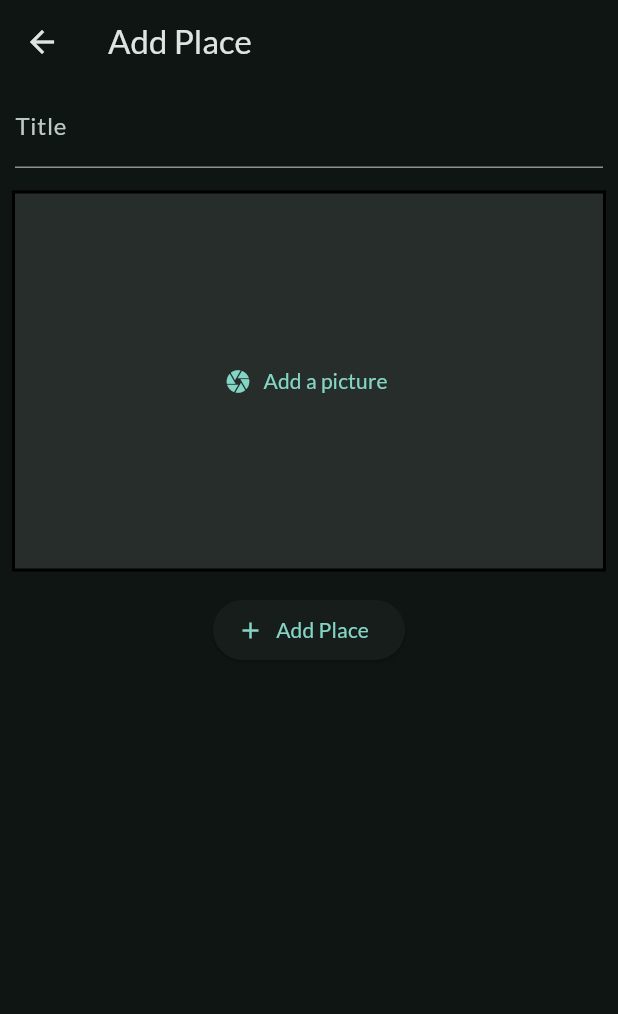
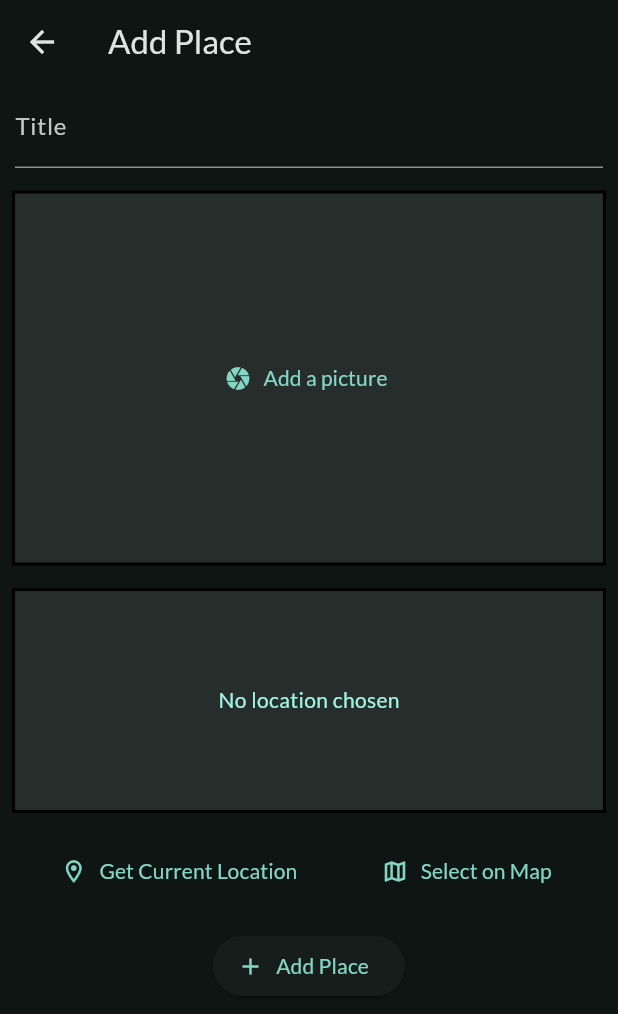
Before and after one commit to Senan04/favorite_places, a Flutter app: the AddPlace screen opened directly, on a phone screen of 412 x 824 dp. Shown: the top 1014 px of the screen. Run offline on Flutter 3.47's test engine with Material 3 defaults, Android fonts, the phone set to English and light mode, and no system bars; our stand-ins replace flutter_riverpod, flutter_slidable, google_fonts, image_picker.

Commit message:
Added LocationInput widget to AddPlaceScreen and updated PlaceDetails to display the selected image

```diff
--- a/lib/screens/add_place.dart
+++ b/lib/screens/add_place.dart
@@ -2,6 +2,7 @@ import 'dart:io';
 
 import 'package:favorite_places/models/place.dart';
 import 'package:favorite_places/widgets/image_input.dart';
+import 'package:favorite_places/widgets/location_input.dart';
 import 'package:flutter/material.dart';
 
 class AddPlace extends StatefulWidget {
@@ -61,6 +62,10 @@ class _AddPlaceScreenState extends State<AddPlace> {
             const SizedBox(
               height: 15,
             ),
+            const LocationInput(),
+            const SizedBox(
+              height: 15,
+            ),
             ElevatedButton.icon(
               onPressed: _saveItem,
               label: const Text('Add Place'),
--- a/lib/screens/place_details.dart
+++ b/lib/screens/place_details.dart
@@ -12,7 +12,16 @@ class PlaceDetails extends StatelessWidget {
       appBar: AppBar(
         title: Text(place.name),
       ),
-      body: const Placeholder(),
+      body: Stack(
+        children: [
+          Image.file(
+            place.picture,
+            fit: BoxFit.cover,
+            width: double.infinity,
+            height: double.infinity,
+          ),
+        ],
+      ),
     );
   }
 }
--- a/lib/widgets/image_input.dart
+++ b/lib/widgets/image_input.dart
@@ -35,6 +35,8 @@ class _ImageInputState extends State<ImageInput> {
   @override
   Widget build(BuildContext context) {
     return Container(
+      height: 250,
+      width: double.infinity,
       margin: const EdgeInsets.symmetric(horizontal: 8),
       decoration: BoxDecoration(
         border: Border.all(
@@ -42,9 +44,6 @@ class _ImageInputState extends State<ImageInput> {
         ),
         color: Colors.white10,
       ),
-      child: SizedBox(
-        height: 250,
-        width: double.infinity,
       child: Center(
         child: pictureAdded
             ? GestureDetector(
@@ -62,7 +61,6 @@ class _ImageInputState extends State<ImageInput> {
                 icon: const Icon(Icons.camera),
               ),
       ),
-      ),
     );
   }
 }
--- /dev/null
+++ b/lib/widgets/location_input.dart
@@ -0,0 +1,55 @@
+import 'package:flutter/material.dart';
+
+class LocationInput extends StatefulWidget {
+  const LocationInput({super.key});
+
+  @override
+  State<LocationInput> createState() => _LocationInputState();
+}
+
+class _LocationInputState extends State<LocationInput> {
+  @override
+  Widget build(BuildContext context) {
+    return Column(
+      children: [
+        Container(
+          height: 150,
+          width: double.infinity,
+          margin: const EdgeInsets.symmetric(horizontal: 8),
+          decoration: BoxDecoration(
+            border: Border.all(
+              width: 2,
+            ),
+            color: Colors.white10,
+          ),
+          child: Center(
+            child: Text(
+              'No location chosen',
+              style: TextStyle(
+                color: Theme.of(context).colorScheme.onPrimaryContainer,
+              ),
+            ),
+          ),
+        ),
+        const SizedBox(
+          height: 15,
+        ),
+        Row(
+          mainAxisAlignment: MainAxisAlignment.spaceEvenly,
+          children: [
+            TextButton.icon(
+              onPressed: () {},
+              label: const Text('Get Current Location'),
+              icon: Icon(Icons.location_on_outlined),
+            ),
+            TextButton.icon(
+              onPressed: () {},
+              label: const Text('Select on Map'),
+              icon: Icon(Icons.map_outlined),
+            ),
+          ],
+        ),
+      ],
+    );
+  }
+}
--- a/pubspec.yaml
+++ b/pubspec.yaml
@@ -13,6 +13,7 @@ dependencies:
   flutter_slidable: ^3.1.1
   google_fonts: ^6.2.1
   image_picker: ^1.1.2
+  #location: ^7.0.1
   uuid: ^4.5.1
 
 dev_dependencies:
```
Lines whose indentation alone changed are shown as unchanged.
